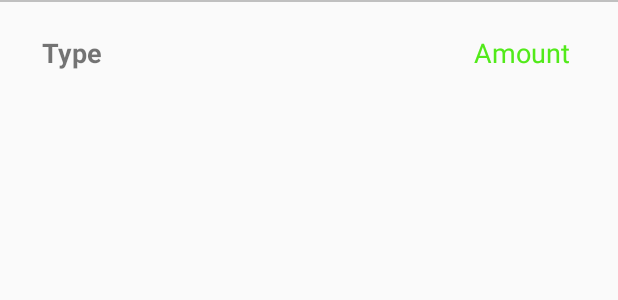
After one commit to vimal97/Jarvis, an Android app: the layout expense_container.xml on its own in the app's theme, with its tools: preview values and no code run, on a phone screen of 412 x 824 dp. The commit adds this screen. Shown: the top 300 px of the screen. Run offline under Robolectric (Android 15) with nearby library versions, the phone set to English and light mode, and no system bars.

Commit message:
View today's Expense completed and integrated

```diff
--- a/app/src/main/java/com/example/jarvis/AddExpenseActivity.kt
+++ b/app/src/main/java/com/example/jarvis/AddExpenseActivity.kt
@@ -53,7 +53,7 @@ class AddExpenseActivity : AppCompatActivity() {
         if(newExpenseTypeFlag){
             expenseType = findViewById<EditText>(R.id.newExpenseType).text.toString()
         }
-        val calendar = Calendar.getInstance();
+        val calendar = Calendar.getInstance()
         val today = calendar.get(Calendar.DAY_OF_MONTH).toString() + "/" + calendar.get(Calendar.MONTH).toString() + "/" + calendar.get(Calendar.YEAR).toString()
         val expenseData = ExpenseData(amount,today,expenseType)
         var gson = Gson()
--- /dev/null
+++ b/app/src/main/res/layout/expense_container.xml
@@ -0,0 +1,57 @@
+<?xml version="1.0" encoding="utf-8"?>
+<androidx.constraintlayout.widget.ConstraintLayout
+    xmlns:android="http://schemas.android.com/apk/res/android"
+    xmlns:app="http://schemas.android.com/apk/res-auto"
+    xmlns:tools="http://schemas.android.com/tools"
+    android:layout_width="match_parent"
+    android:layout_height="wrap_content">
+
+    <androidx.constraintlayout.widget.ConstraintLayout
+        android:id="@+id/constraintLayout"
+        android:layout_width="match_parent"
+        android:layout_height="70dp"
+        android:orientation="vertical"
+        app:layout_constraintBottom_toBottomOf="parent"
+        app:layout_constraintEnd_toEndOf="parent"
+        app:layout_constraintHorizontal_bias="1.0"
+        app:layout_constraintStart_toStartOf="parent"
+        app:layout_constraintTop_toTopOf="parent"
+        app:layout_constraintVertical_bias="0.0">
+
+        <TextView
+            android:id="@+id/expenseType"
+            android:layout_width="wrap_content"
+            android:layout_height="wrap_content"
+            android:layout_marginStart="28dp"
+            android:layout_marginLeft="28dp"
+            android:text="Type"
+            android:textSize="18dp"
+            android:textStyle="bold"
+            app:layout_constraintBottom_toBottomOf="parent"
+            app:layout_constraintStart_toStartOf="parent"
+            app:layout_constraintTop_toTopOf="parent" />
+
+        <TextView
+            android:id="@+id/expenseAmount"
+            android:layout_width="wrap_content"
+            android:layout_height="wrap_content"
+            android:layout_marginEnd="32dp"
+            android:layout_marginRight="32dp"
+            android:text="Amount"
+            android:textColor="@color/submit_buttons"
+            android:textSize="18dp"
+            app:layout_constraintBottom_toBottomOf="parent"
+            app:layout_constraintEnd_toEndOf="parent"
+            app:layout_constraintTop_toTopOf="parent" />
+
+        <View
+            android:layout_width="match_parent"
+            android:layout_height="1dp"
+            android:background="#c0c0c0"
+            app:layout_constraintStart_toStartOf="parent"
+            tools:ignore="MissingConstraints"
+            tools:layout_editor_absoluteY="99dp" />
+
+    </androidx.constraintlayout.widget.ConstraintLayout>
+
+</androidx.constraintlayout.widget.ConstraintLayout>
```
Also changed, not shown: app/src/main/AndroidManifest.xml (+17 -9 lines), app/src/main/java/com/example/jarvis/ExpenseAdapter.kt (added, +28 -0 lines), app/src/main/java/com/example/jarvis/ViewTodaysExpense.kt (added, +44 -0 lines), app/src/main/java/com/example/jarvis/dashboard.kt (+7 -0 lines), app/src/main/java/com/example/jarvis/ui/expenses/ExpensesFragment.kt (+26 -1 lines), app/src/main/res/layout/activity_view_todays_expense.xml (added, +18 -0 lines), app/src/main/res/layout/fragment_expenses.xml (+4 -3 lines), app/src/main/res/drawable/close.png.
